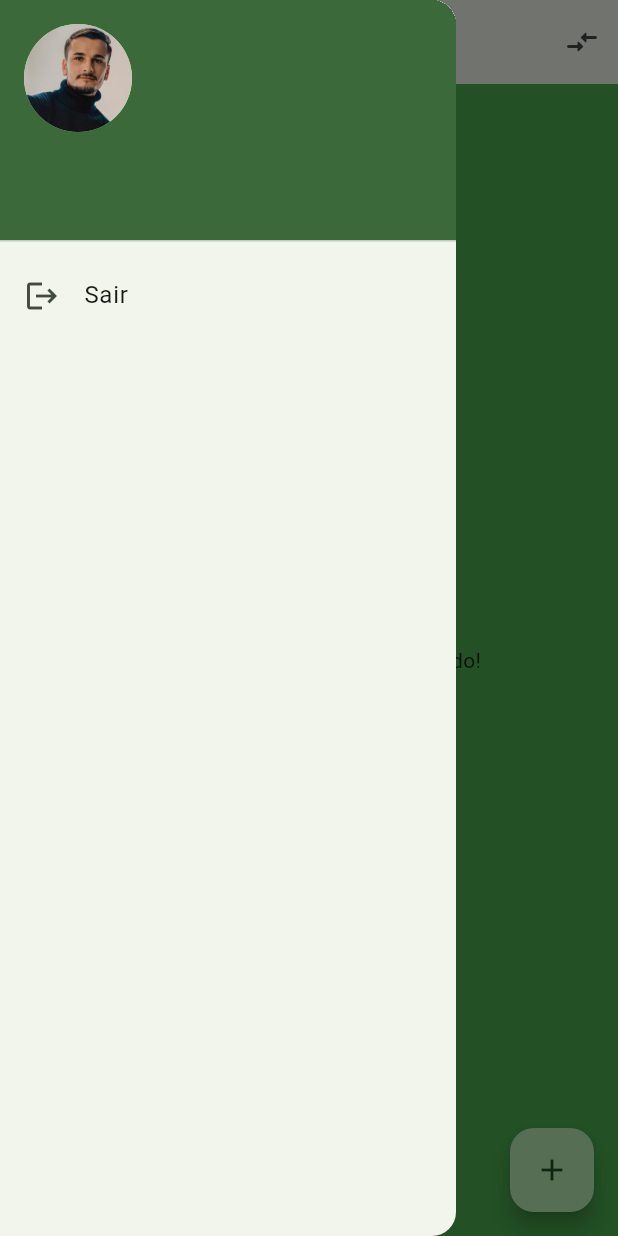
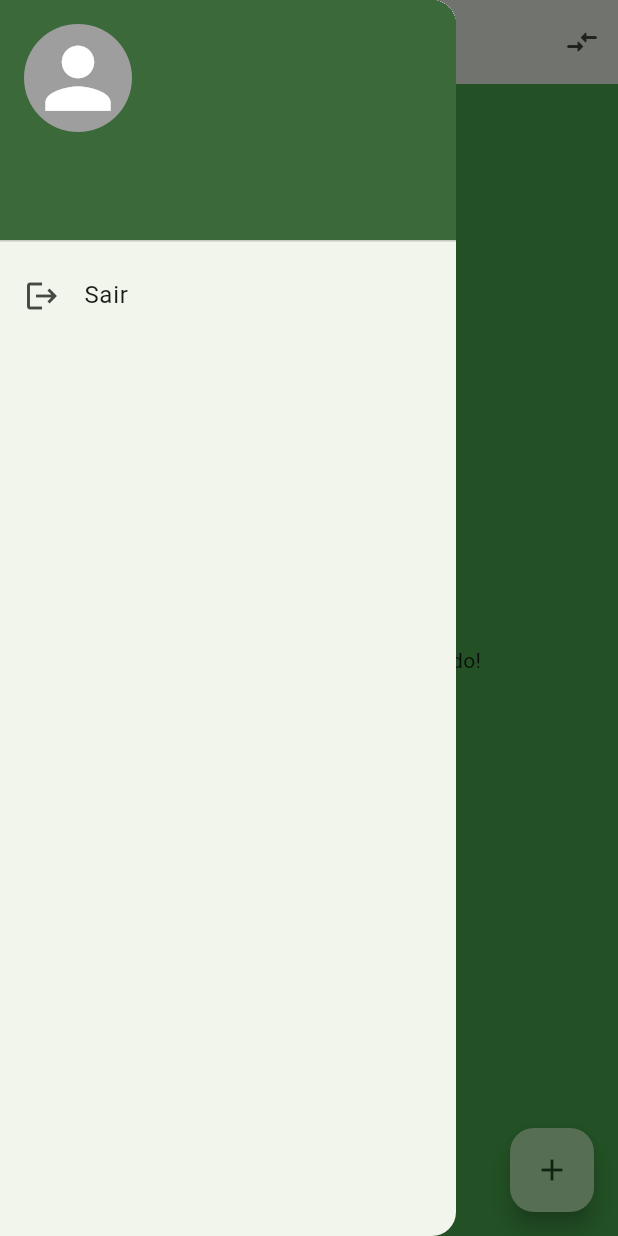
Before and after one commit to NicolasStorti/barber-flutter, a Flutter app: the screen it shows once a user with an empty profile is signed in, with the side drawer open, on a phone screen of 412 x 824 dp. Run offline on Flutter 3.47's test engine with Material 3 defaults, Android fonts, the phone set to English and light mode, and no system bars; our stand-ins replace cloud_firestore, firebase_auth, firebase_core; accounts and stored records are empty; generated files the repository leaves out were written again.

Commit message:
Foto de perfil padrão

```diff
--- a/lib/screens/home_screen.dart
+++ b/lib/screens/home_screen.dart
@@ -44,8 +44,13 @@ class _HomeScreenState extends State<HomeScreen> {
         child: ListView(
           children: [
             UserAccountsDrawerHeader(
-              currentAccountPicture: const CircleAvatar(
-                backgroundImage: AssetImage("assets/perfil.jpg"),
+              currentAccountPicture: const  CircleAvatar(
+                backgroundColor: Colors.grey,
+                child: Icon(
+                  Icons.person,
+                  color: Colors.white,
+                  size: 65,
+                ),
               ),
               accountName: Text((widget.user.displayName != null)
                   ? widget.user.displayName!
```
Also changed, not shown: assets/perfil.jpg (deleted).
